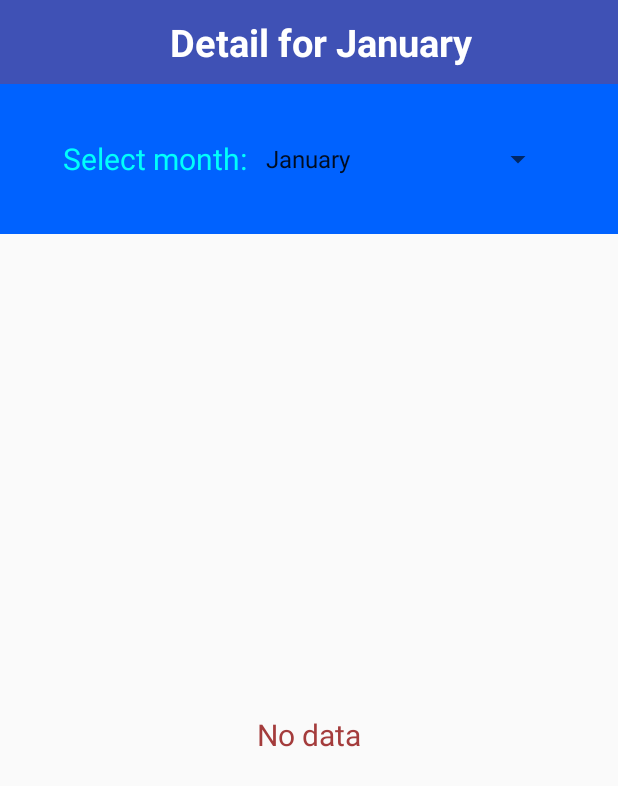
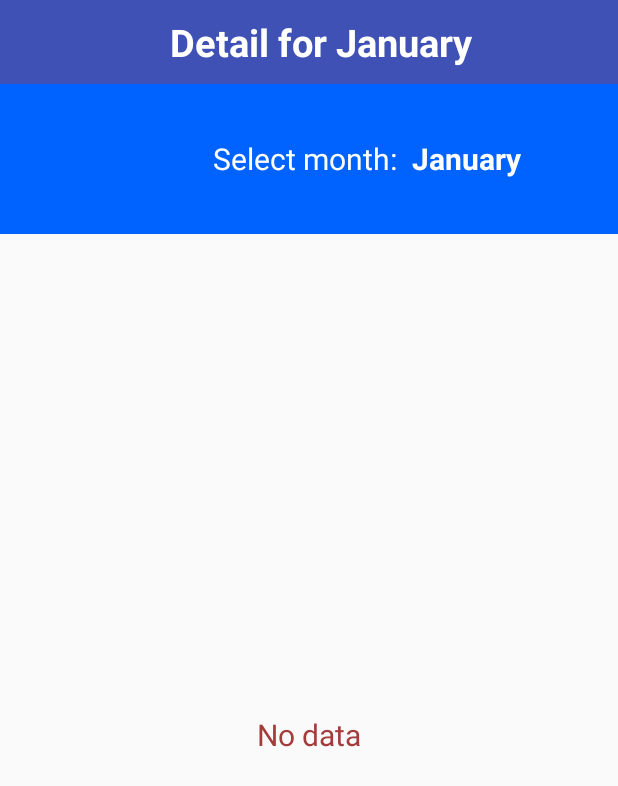
Before and after one commit to yuhny/MyWallet, an Android app: the fragment DetailScreenFragment placed in its activity, on a phone screen of 412 x 824 dp. Shown: the top 786 px of the screen. Run offline under Robolectric (Android 15) with nearby library versions, the phone set to English and light mode, and no system bars; 1 statement that could not run was skipped.

Commit message:
fix interface in screen detail

```diff
--- a/app/src/main/java/com/terralogic/mywallet/activity/ManageActivity.java
+++ b/app/src/main/java/com/terralogic/mywallet/activity/ManageActivity.java
@@ -41,8 +41,6 @@ public class ManageActivity extends AppCompatActivity {
 
         List<Item> items = mySQLite.getListItem();
 
-        Toast.makeText(getApplicationContext(), items.size()+"", Toast.LENGTH_SHORT).show();
-
 
     }
 
@@ -67,8 +65,6 @@ public class ManageActivity extends AppCompatActivity {
             MySQLite mySQLite2 = new MySQLite(this.getApplicationContext());
 
 
-        } else {
-            Toast.makeText( getApplicationContext(),"not empty",Toast.LENGTH_SHORT ).show();
         }
         return list;
 
--- a/app/src/main/java/com/terralogic/mywallet/database/MySQLite.java
+++ b/app/src/main/java/com/terralogic/mywallet/database/MySQLite.java
@@ -132,7 +132,7 @@ public class MySQLite extends SQLiteOpenHelper {
         values.put(MyDatabase.ID_GROUP_IEAM, item.getmIdGroup());
 
         long check = sqLiteDatabase.insert(MyDatabase.TABLE_ITEM, null, values);
-        Toast.makeText(context, check + " ", Toast.LENGTH_SHORT).show();
+        //Toast.makeText(context, check + " ", Toast.LENGTH_SHORT).show();
 
         sqLiteDatabase.close();
 
--- a/app/src/main/java/com/terralogic/mywallet/fragment/DetailScreenFragment.java
+++ b/app/src/main/java/com/terralogic/mywallet/fragment/DetailScreenFragment.java
@@ -93,12 +93,12 @@ public class DetailScreenFragment extends Fragment {
 
 
         final ArrayAdapter arrayAdapter = new ArrayAdapter( this.getContext(),
-                android.R.layout.simple_spinner_item, arrayMonth );
-        arrayAdapter.setDropDownViewResource( R.layout.support_simple_spinner_dropdown_item );
+                R.layout.text_view_spinner, arrayMonth );
+        arrayAdapter.setDropDownViewResource( R.layout.support_simple_spinner_dropdown_item);
         spinner.setAdapter( arrayAdapter );
         spinner.setOnItemSelectedListener( onItemSelectedListener() );
 
-
+        //android.R.layout.simple_spinner_item
             for (int i = 0; i < arrayMonth.size(); i++) {
                 if (month.equals( arrayMonth.get( i ) )) {
                     spinner.setSelection( i );
--- a/app/src/main/java/com/terralogic/mywallet/fragment/dialog/BalanceDialog.java
+++ b/app/src/main/java/com/terralogic/mywallet/fragment/dialog/BalanceDialog.java
@@ -61,7 +61,7 @@ public class BalanceDialog extends Dialog implements View.OnClickListener {
         mySQLite = new MySQLite(getContext());
 
         List<Item> items = mySQLite.getListItem();
-        Toast.makeText(getContext(), items.size() + "", Toast.LENGTH_SHORT).show();
+        //Toast.makeText(getContext(), items.size() + "", Toast.LENGTH_SHORT).show();
         for (Item item : items) {
             int thisMonth = (item.getmDate().getMonth() + 1);
             if (item.getmType() == ItemType.INCOME) {
--- a/app/src/main/res/layout/fragment_detail_screen.xml
+++ b/app/src/main/res/layout/fragment_detail_screen.xml
@@ -12,25 +12,33 @@
         android:layout_width="match_parent"
         android:layout_height="100dp"
         android:background="#0062ff"
-        android:gravity="center">
+        android:gravity="center"
+        >
+        <RelativeLayout
+            android:layout_width="match_parent"
+            android:layout_height="100dp">
 
         <TextView
             android:layout_width="wrap_content"
             android:layout_height="wrap_content"
             android:text="Select month: "
-            android:textColor="#00fffb"
-            android:textSize="20sp" />
+            android:textColor="#fff"
+            android:textSize="20sp"
+            android:layout_centerInParent="true"
+            android:id="@+id/textSelect"/>
 
         <Spinner
 
-
+            android:background="#0062ff"
             android:id="@+id/spinner_month"
             android:layout_width="200dp"
             android:layout_height="wrap_content"
-            android:prompt="@drawable/custom_button">
+            android:prompt="@drawable/custom_button"
+            android:layout_toRightOf="@+id/textSelect"
+            android:layout_centerInParent="true">
 
         </Spinner>
-
+        </RelativeLayout>
 
     </LinearLayout>
 
--- /dev/null
+++ b/app/src/main/res/layout/text_view_spinner.xml
@@ -0,0 +1,10 @@
+<?xml version="1.0" encoding="utf-8"?>
+<TextView
+    xmlns:android="http://schemas.android.com/apk/res/android"
+    android:layout_width="match_parent"
+    android:layout_height="match_parent"
+    android:text=""
+    android:padding="5dp"
+    android:textColor="#ffff"
+    android:textStyle="bold"
+    android:textSize="20sp"></TextView>
```
Also changed, not shown: app/src/main/res/layout/activity_main.xml (+20 -20 lines).
